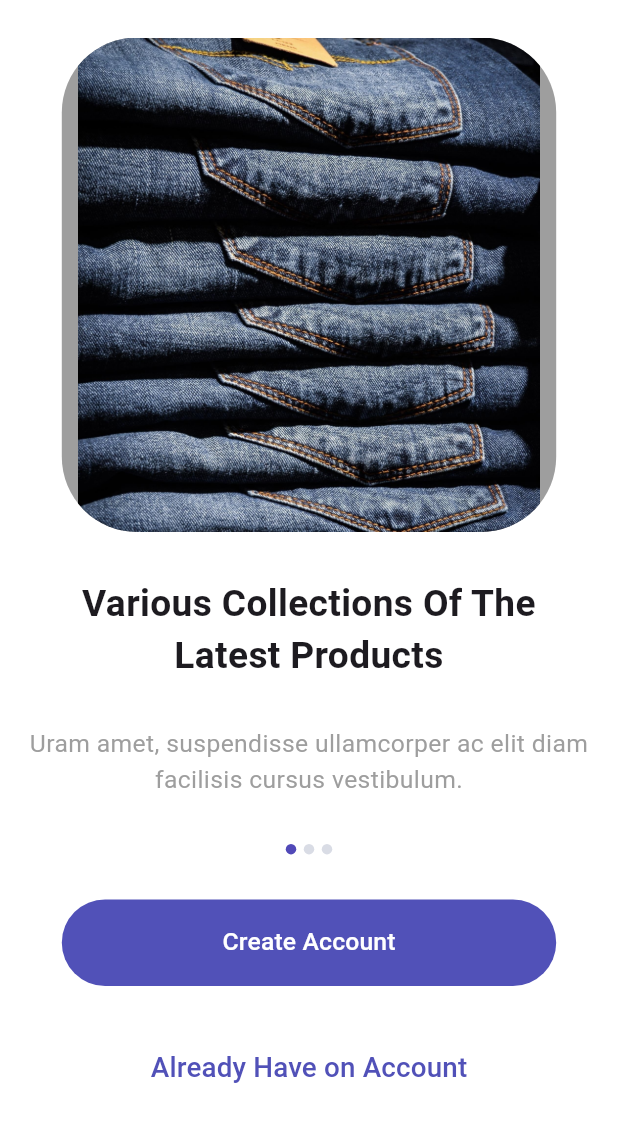
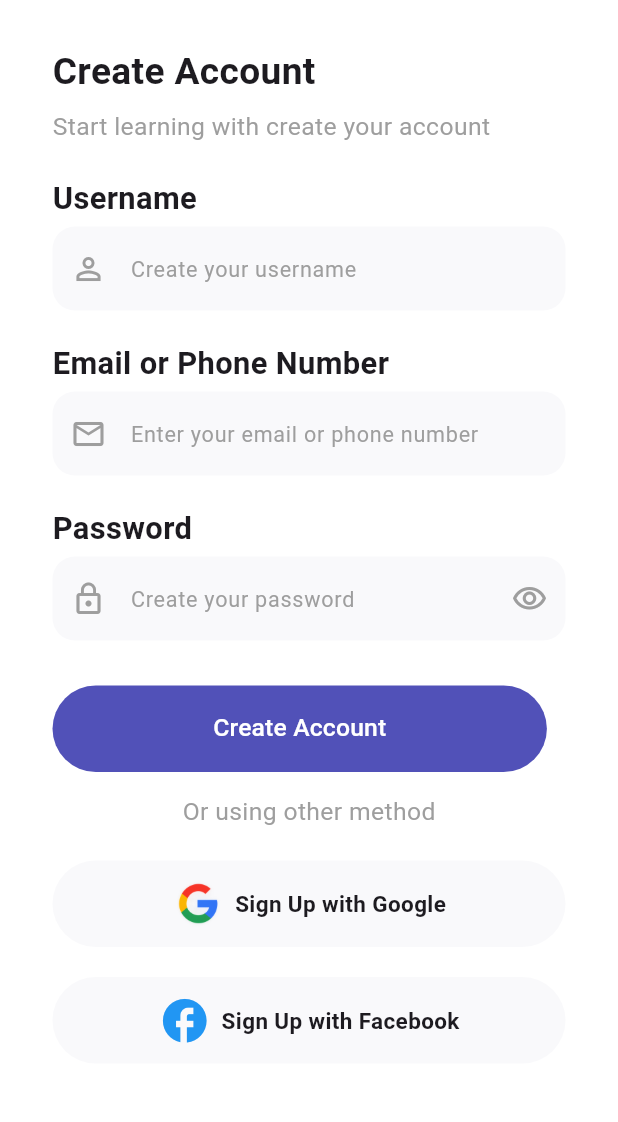
Before and after one commit to muhammadsameerdeveloper/Apna-Eshop-Assignment, a Flutter app: the screen it shows after launch, after a tap on "Create Account", on a phone screen of 412 x 824 dp. Shown: the top 1122 px of the screen. Run offline on Flutter 3.47's test engine with Material 3 defaults, Android fonts, the phone set to English and light mode, and no system bars; drawn by our look-alikes of smooth_page_indicator.

Commit message:
Create Account View Complete

```diff
--- /dev/null
+++ b/lib/screen/create_account_view.dart
@@ -0,0 +1,205 @@
+import 'package:apnashop/utils/app_colors.dart';
+import 'package:apnashop/utils/size_config.dart';
+import 'package:apnashop/widget/custom_button.dart';
+import 'package:flutter/material.dart';
+
+class CreateAccountView extends StatefulWidget {
+  const CreateAccountView({super.key});
+
+  @override
+  State<CreateAccountView> createState() => _CreateAccountViewState();
+}
+
+class _CreateAccountViewState extends State<CreateAccountView> {
+  @override
+  Widget build(BuildContext context) {
+    return Scaffold(
+      backgroundColor: Colors.white,
+      body: SafeArea(
+        child: SingleChildScrollView(
+          child: Padding(
+            padding: const EdgeInsets.symmetric(horizontal: 35),
+            child: Column(
+              crossAxisAlignment: CrossAxisAlignment.start,
+              children: [
+                SizedBox(height: 30),
+                Text(
+                  "Create Account",
+                  style: TextStyle(
+                    fontSize: SizeConfig.text(0.06),
+                    fontWeight: FontWeight.bold,
+                  ),
+                ),
+                SizedBox(height: 8),
+                Text(
+                  "Start learning with create your account",
+                  style: TextStyle(
+                    color: Colors.grey,
+                    fontSize: SizeConfig.text(0.04),
+                  ),
+                ),
+                SizedBox(height: 20),
+                Text(
+                  "Username",
+                  style: TextStyle(
+                    fontSize: SizeConfig.text(0.05),
+                    fontWeight: FontWeight.bold,
+                  ),
+                ),
+                SizedBox(height: 5),
+                SizedBox(
+                  width: double.infinity,
+                  child: TextField(
+                    decoration: InputDecoration(
+                      hintText: "Create your username",
+                      hintStyle: TextStyle(
+                        fontSize: SizeConfig.text(0.035),
+                        color: Colors.grey,
+                      ),
+                      prefixIcon: Icon(
+                        Icons.person_outline,
+                        color: Colors.grey,
+                      ),
+                      filled: true,
+                      fillColor: AppColors.textfieldColor,
+                      border: OutlineInputBorder(
+                        borderRadius: BorderRadius.circular(15),
+                        borderSide: BorderSide.none,
+                      ),
+                    ),
+                  ),
+                ),
+                SizedBox(height: 20),
+                Text(
+                  "Email or Phone Number",
+                  style: TextStyle(
+                    fontSize: SizeConfig.text(0.05),
+                    fontWeight: FontWeight.bold,
+                  ),
+                ),
+                SizedBox(height: 5),
+                SizedBox(
+                  width: double.infinity,
+                  child: TextField(
+                    decoration: InputDecoration(
+                      hintText: "Enter your email or phone number",
+                      hintStyle: TextStyle(
+                        fontSize: SizeConfig.text(0.035),
+                        color: Colors.grey,
+                      ),
+                      prefixIcon: Icon(Icons.mail_outline, color: Colors.grey),
+                      filled: true,
+                      fillColor: AppColors.textfieldColor,
+                      border: OutlineInputBorder(
+                        borderRadius: BorderRadius.circular(15),
+                        borderSide: BorderSide.none,
+                      ),
+                    ),
+                  ),
+                ),
+                SizedBox(height: 20),
+                Text(
+                  "Password",
+                  style: TextStyle(
+                    fontSize: SizeConfig.text(0.05),
+                    fontWeight: FontWeight.bold,
+                  ),
+                ),
+                SizedBox(height: 5),
+                SizedBox(
+                  width: double.infinity,
+                  child: TextField(
+                    obscureText: true,
+                    decoration: InputDecoration(
+                      hintText: "Create your password",
+                      hintStyle: TextStyle(
+                        fontSize: SizeConfig.text(0.035),
+                        color: Colors.grey,
+                      ),
+                      prefixIcon: Icon(Icons.lock_outline, color: Colors.grey),
+                      suffixIcon: Icon(
+                        Icons.visibility_outlined,
+                        color: Colors.grey,
+                      ),
+                      filled: true,
+                      fillColor: AppColors.textfieldColor,
+                      border: OutlineInputBorder(
+                        borderRadius: BorderRadius.circular(15),
+                        borderSide: BorderSide.none,
+                      ),
+                    ),
+                  ),
+                ),
+                SizedBox(height: 30),
+                CustomButton(text: "Create Account", onPressed: () {}),
+                SizedBox(height: 15),
+                Center(
+                  child: Text(
+                    "Or using other method",
+                    style: TextStyle(
+                      color: Colors.grey,
+                      fontSize: SizeConfig.text(0.04),
+                    ),
+                  ),
+                ),
+                SizedBox(height: 20),
+                GestureDetector(
+                  onTap: () {},
+                  child: Container(
+                    height: SizeConfig.height * 0.07,
+                    width: double.infinity,
+                    decoration: BoxDecoration(
+                      color: AppColors.textfieldColor,
+                      borderRadius: BorderRadius.circular(30),
+                    ),
+                    child: Row(
+                      mainAxisAlignment: MainAxisAlignment.center,
+                      children: [
+                        Image.asset("assets/images/google.png", width: 35),
+                        SizedBox(width: 7),
+                        Text(
+                          "Sign Up with Google",
+                          style: TextStyle(
+                            fontSize: 15,
+                            fontWeight: FontWeight.bold,
+                          ),
+                        ),
+                      ],
+                    ),
+                  ),
+                ),
+                SizedBox(height: 20),
+                GestureDetector(
+                  onTap: () {},
+                  child: Container(
+                    height: SizeConfig.height * 0.07,
+                    width: double.infinity,
+                    decoration: BoxDecoration(
+                      color: AppColors.textfieldColor,
+                      borderRadius: BorderRadius.circular(30),
+                    ),
+                    child: Row(
+                      mainAxisAlignment: MainAxisAlignment.center,
+                      children: [
+                        Icon(Icons.facebook, size: 35, color: Colors.blue),
+                        SizedBox(width: 7),
+                        Text(
+                          "Sign Up with Facebook",
+                          style: TextStyle(
+                            fontSize: 15,
+                            fontWeight: FontWeight.bold,
+                          ),
+                        ),
+                      ],
+                    ),
+                  ),
+                ),
+                SizedBox(height: 30),
+              ],
+            ),
+          ),
+        ),
+      ),
+    );
+  }
+}
--- a/lib/screen/onboarding_view.dart
+++ b/lib/screen/onboarding_view.dart
@@ -1,3 +1,4 @@
+import 'package:apnashop/screen/create_account_view.dart';
 import 'package:apnashop/utils/app_colors.dart';
 import 'package:apnashop/utils/size_config.dart';
 import 'package:apnashop/widget/custom_button.dart';
@@ -105,7 +106,17 @@ class _OnboardingViewState extends State<OnboardingView> {
                           ),
                         ),
                         SizedBox(height: 30),
-                        CustomButton(text: "Create Account", onPressed: () {}),
+                        CustomButton(
+                          text: "Create Account",
+                          onPressed: () {
+                            Navigator.pushReplacement(
+                              context,
+                              MaterialPageRoute(
+                                builder: (context) => CreateAccountView(),
+                              ),
+                            );
+                          },
+                        ),
                         SizedBox(height: 30),
                         TextButton(
                           onPressed: () {},
--- a/lib/utils/app_colors.dart
+++ b/lib/utils/app_colors.dart
@@ -2,4 +2,5 @@ import 'package:flutter/material.dart';
 
 class AppColors {
   static const Color blueColor = Color(0xFF5151B8);
+  static const Color textfieldColor = Color(0xffF9F9FB);
 }
--- a/pubspec.yaml
+++ b/pubspec.yaml
@@ -35,6 +35,7 @@ dependencies:
   # Use with the CupertinoIcons class for iOS style icons.
   cupertino_icons: ^1.0.8
   smooth_page_indicator: ^1.2.0
+  font_awesome_flutter: ^10.9.1
 
 dev_dependencies:
   flutter_test:
```
Also changed, not shown: assets/images/google.png (added), pubspec.lock.
